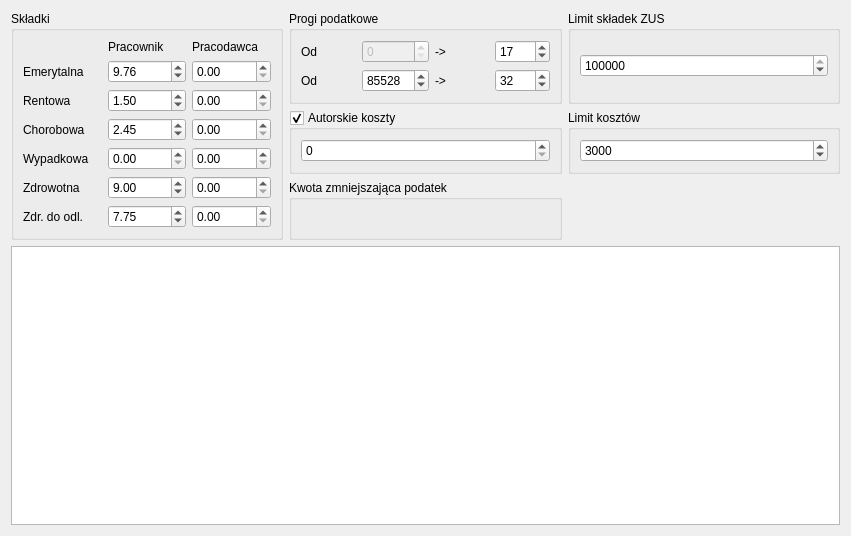
Qt form employment_contract/yearwidget.ui (SeriousRedCat/sad-taxes) before a commit.
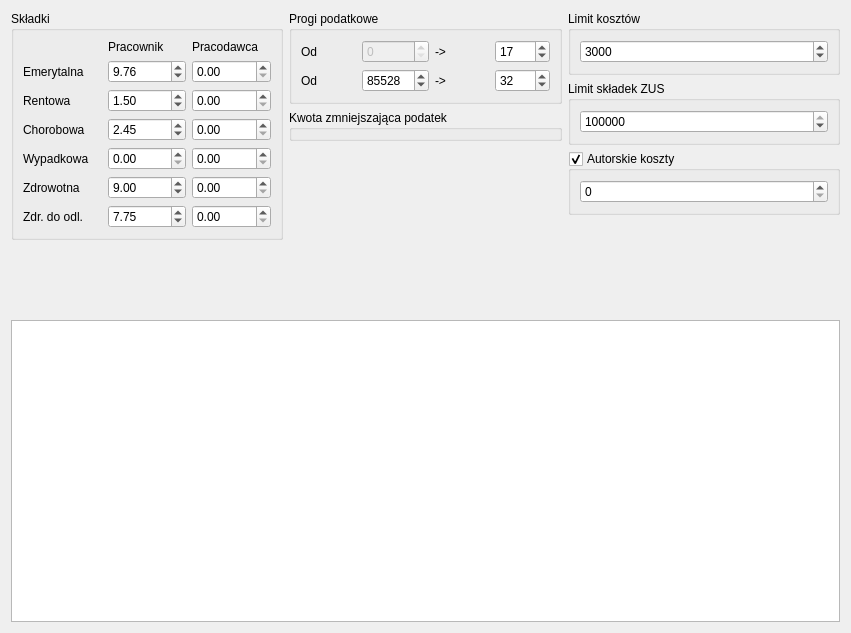
The same form after that commit.

Commit message: Degressive tax free amount widget

Diff of the .ui file:
```diff
--- a/employment_contract/yearwidget.ui
+++ b/employment_contract/yearwidget.ui
@@ -7,14 +7,18 @@
     <x>0</x>
     <y>0</y>
     <width>851</width>
-    <height>536</height>
+    <height>633</height>
    </rect>
   </property>
   <property name="windowTitle">
    <string>Form</string>
   </property>
-  <layout class="QGridLayout" name="gridLayout_3">
-   <item row="0" column="0" rowspan="3">
+  <layout class="QVBoxLayout" name="verticalLayout_7">
+   <item>
+    <layout class="QHBoxLayout" name="horizontalLayout">
+     <item>
+      <layout class="QVBoxLayout" name="verticalLayout">
+       <item>
     <widget class="QGroupBox" name="groupBox_2">
      <property name="title">
       <string>Składki</string>
@@ -135,7 +139,24 @@
      </layout>
     </widget>
    </item>
-   <item row="0" column="1">
+       <item>
+        <spacer name="verticalSpacer">
+         <property name="orientation">
+          <enum>Qt::Vertical</enum>
+         </property>
+         <property name="sizeHint" stdset="0">
+          <size>
+           <width>20</width>
+           <height>40</height>
+          </size>
+         </property>
+        </spacer>
+       </item>
+      </layout>
+     </item>
+     <item>
+      <layout class="QVBoxLayout" name="verticalLayout_6">
+       <item>
     <widget class="QGroupBox" name="groupBox_3">
      <property name="title">
       <string>Progi podatkowe</string>
@@ -203,7 +224,50 @@
      </layout>
     </widget>
    </item>
-   <item row="0" column="2">
+       <item>
+        <widget class="QGroupBox" name="taxFreeGroupBox">
+         <property name="title">
+          <string>Kwota zmniejszająca podatek</string>
+         </property>
+        </widget>
+       </item>
+       <item>
+        <spacer name="verticalSpacer_2">
+         <property name="orientation">
+          <enum>Qt::Vertical</enum>
+         </property>
+         <property name="sizeHint" stdset="0">
+          <size>
+           <width>20</width>
+           <height>40</height>
+          </size>
+         </property>
+        </spacer>
+       </item>
+      </layout>
+     </item>
+     <item>
+      <layout class="QVBoxLayout" name="verticalLayout_5">
+       <item>
+        <widget class="QGroupBox" name="groupBox_5">
+         <property name="title">
+          <string>Limit kosztów</string>
+         </property>
+         <layout class="QVBoxLayout" name="verticalLayout_3">
+          <item>
+           <widget class="QSpinBox" name="taxDeductibleCostLimit">
+            <property name="maximum">
+             <number>999999</number>
+            </property>
+            <property name="value">
+             <number>3000</number>
+            </property>
+           </widget>
+          </item>
+         </layout>
+        </widget>
+       </item>
+       <item>
     <widget class="QGroupBox" name="groupBox_6">
      <property name="title">
       <string>Limit składek ZUS</string>
@@ -222,7 +286,7 @@
      </layout>
     </widget>
    </item>
-   <item row="1" column="1">
+       <item>
     <widget class="QGroupBox" name="groupBox_4">
      <property name="title">
       <string>Autorskie koszty</string>
@@ -237,33 +301,24 @@
      </layout>
     </widget>
    </item>
-   <item row="1" column="2">
-    <widget class="QGroupBox" name="groupBox_5">
-     <property name="title">
-      <string>Limit kosztów</string>
-     </property>
-     <layout class="QVBoxLayout" name="verticalLayout_3">
       <item>
-       <widget class="QSpinBox" name="taxDeductibleCostLimit">
-        <property name="maximum">
-         <number>999999</number>
-        </property>
-        <property name="value">
-         <number>3000</number>
-        </property>
-       </widget>
-      </item>
-     </layout>
-    </widget>
-   </item>
-   <item row="2" column="1">
-    <widget class="QGroupBox" name="groupBox_7">
-     <property name="title">
-      <string>Kwota zmniejszająca podatek</string>
-     </property>
-    </widget>
+        <spacer name="verticalSpacer_3">
+         <property name="orientation">
+          <enum>Qt::Vertical</enum>
+         </property>
+         <property name="sizeHint" stdset="0">
+          <size>
+           <width>20</width>
+           <height>40</height>
+          </size>
+         </property>
+        </spacer>
+       </item>
+      </layout>
+     </item>
+    </layout>
    </item>
-   <item row="3" column="0" colspan="3">
+   <item>
     <widget class="QTableView" name="dataView"/>
    </item>
   </layout>
```
Lines whose indentation alone changed are shown as unchanged. The commit also changes 10 other files.
